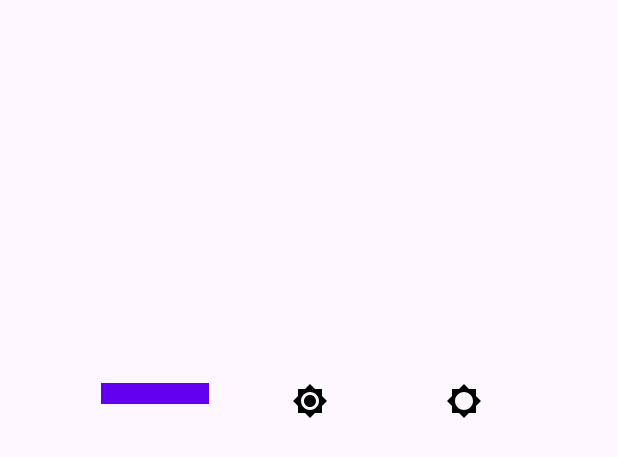
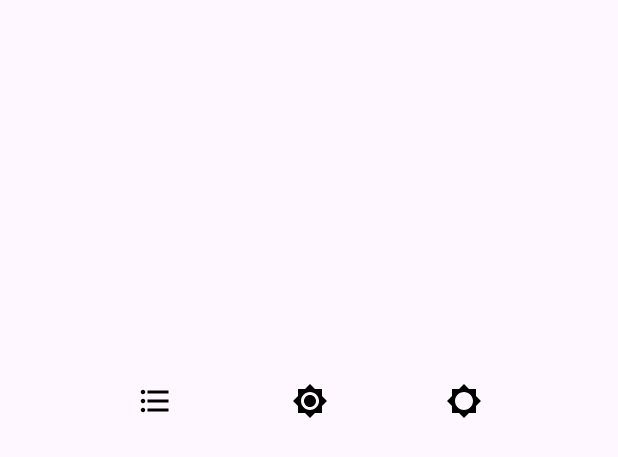
Before and after one commit to ShintaMaria/Belajar, an Android app: the layout activity_akses_sensor35.xml on its own in the app's theme, with its tools: preview values and no code run, on a phone screen of 412 x 824 dp. Shown: the top 457 px of the screen. Run offline under Robolectric (Android 15) with nearby library versions, the phone set to English and light mode, and no system bars.

Commit message:
Update ic_format_list.xml

```diff
--- a/app/src/main/res/drawable/ic_format_list.xml
+++ b/app/src/main/res/drawable/ic_format_list.xml
@@ -1,32 +1,5 @@
-<?xml version="1.0" encoding="utf-8"?>
-<layer-list xmlns:android="http://schemas.android.com/apk/res/android">
-    <!-- Background transparent -->
-    <item android:drawable="@android:color/transparent"/>
+<vector xmlns:android="http://schemas.android.com/apk/res/android" android:autoMirrored="true" android:height="24dp" android:tint="#000000" android:viewportHeight="24" android:viewportWidth="24" android:width="24dp">
 
-    <!-- First line -->
-    <item>
-        <shape android:shape="rectangle">
-            <size android:width="40dp" android:height="4dp"/> <!-- Width and height for the line -->
-            <solid android:color="#FF6200EE"/> <!-- Color for the first line -->
-            <padding android:left="8dp" android:right="8dp"/> <!-- Optional padding for aesthetics -->
-        </shape>
-    </item>
+    <path android:fillColor="@android:color/white" android:pathData="M4,10.5c-0.83,0 -1.5,0.67 -1.5,1.5s0.67,1.5 1.5,1.5 1.5,-0.67 1.5,-1.5 -0.67,-1.5 -1.5,-1.5zM4,4.5c-0.83,0 -1.5,0.67 -1.5,1.5S3.17,7.5 4,7.5 5.5,6.83 5.5,6 4.83,4.5 4,4.5zM4,16.5c-0.83,0 -1.5,0.68 -1.5,1.5s0.68,1.5 1.5,1.5 1.5,-0.68 1.5,-1.5 -0.67,-1.5 -1.5,-1.5zM7,19h14v-2L7,17v2zM7,13h14v-2L7,11v2zM7,5v2h14L21,5L7,5z"/>
 
-    <!-- Second line -->
-    <item android:top="10dp"> <!-- Space between lines -->
-        <shape android:shape="rectangle">
-            <size android:width="40dp" android:height="4dp"/> <!-- Width and height for the line -->
-            <solid android:color="#FF6200EE"/> <!-- Color for the second line -->
-            <padding android:left="8dp" android:right="8dp"/> <!-- Optional padding for aesthetics -->
-        </shape>
-    </item>
-
-    <!-- Third line -->
-    <item android:top="10dp"> <!-- Space between lines -->
-        <shape android:shape="rectangle">
-            <size android:width="40dp" android:height="4dp"/> <!-- Width and height for the line -->
-            <solid android:color="#FF6200EE"/> <!-- Color for the third line -->
-            <padding android:left="8dp" android:right="8dp"/> <!-- Optional padding for aesthetics -->
-        </shape>
-    </item>
-</layer-list>
+</vector>
```
